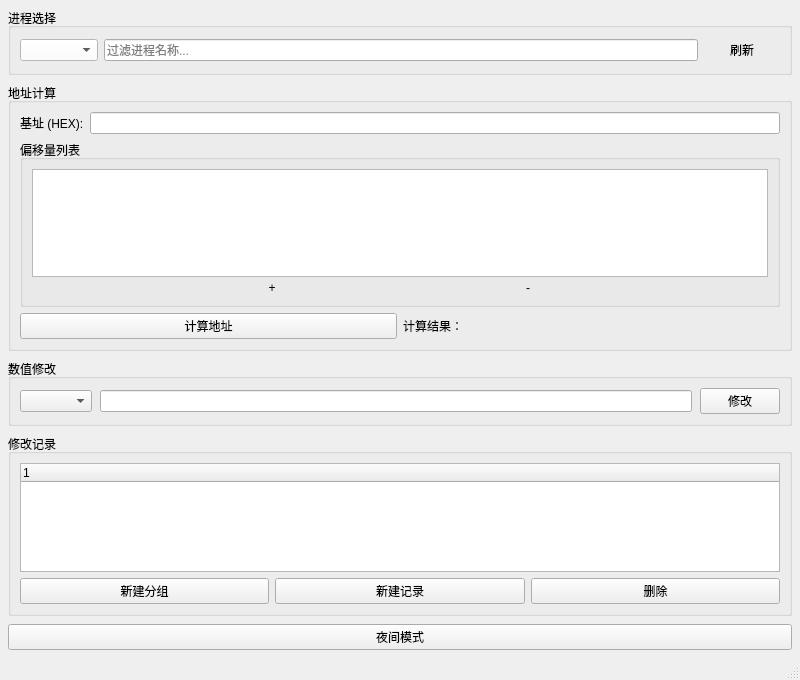
Old version of the form mainwindow.ui in the repository ZJamss/memory_modifier.
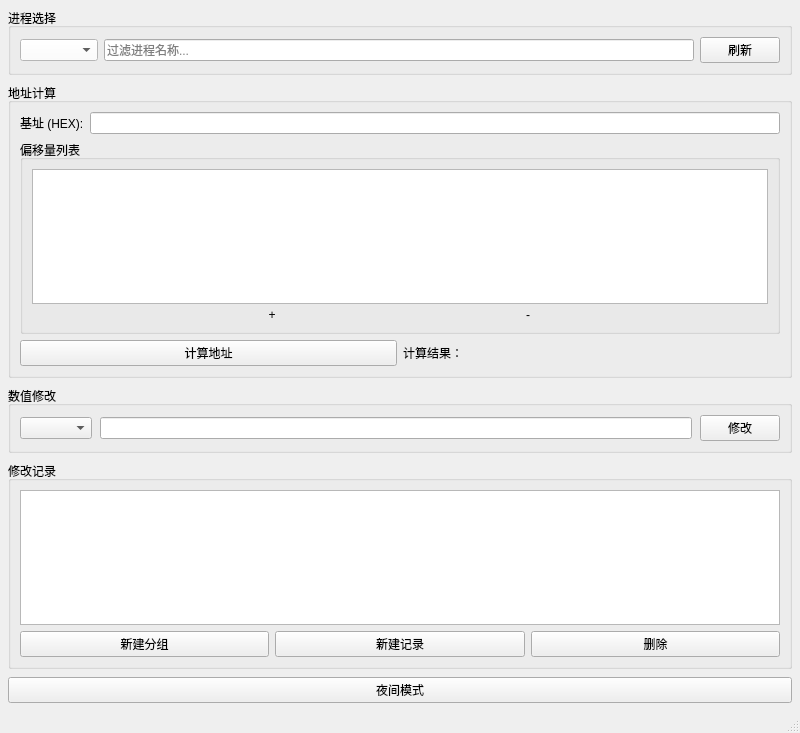
New version of the form.

```diff
--- a/mainwindow.ui
+++ b/mainwindow.ui
@@ -7,7 +7,7 @@
         <x>0</x>
         <y>0</y>
         <width>800</width>
-        <height>680</height>
+    <height>733</height>
       </rect>
     </property>
     <property name="windowTitle">
@@ -55,16 +55,12 @@
               </item>
               <item>
                 <widget class="QPushButton" name="btnRefresh">
+         <property name="styleSheet">
+          <string notr="true"/>
+         </property>
                   <property name="text">
                     <string>刷新</string>
                   </property>
-                  <property name="styleSheet">
-                    <string notr="true">QPushButton { 
-                      padding: 4px 8px;
-                      min-width: 60px;
-                      border-radius: 3px;
-                    }</string>
-                  </property>
                 </widget>
               </item>
             </layout>
@@ -101,7 +97,7 @@
                 </layout>
               </item>
               <item>
-                <widget class="QGroupBox">
+        <widget class="QGroupBox" name="groupBox">
                   <property name="title">
                     <string>偏移量列表</string>
                   </property>
@@ -255,6 +251,14 @@
                       }
                     </string>
                   </property>
+         <property name="headerHidden">
+          <bool>true</bool>
+         </property>
+         <column>
+          <property name="text">
+           <string notr="true">1</string>
+          </property>
+         </column>
                 </widget>
               </item>
               <item>
```
Left out of the diff: 66 changed lines with no effect on the pictures. Lines whose indentation alone changed are shown as unchanged.
